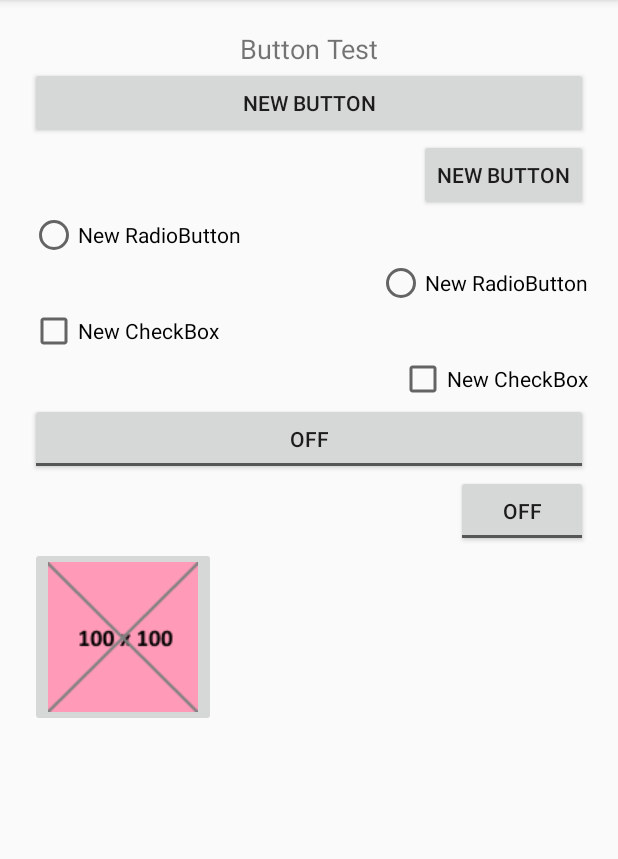
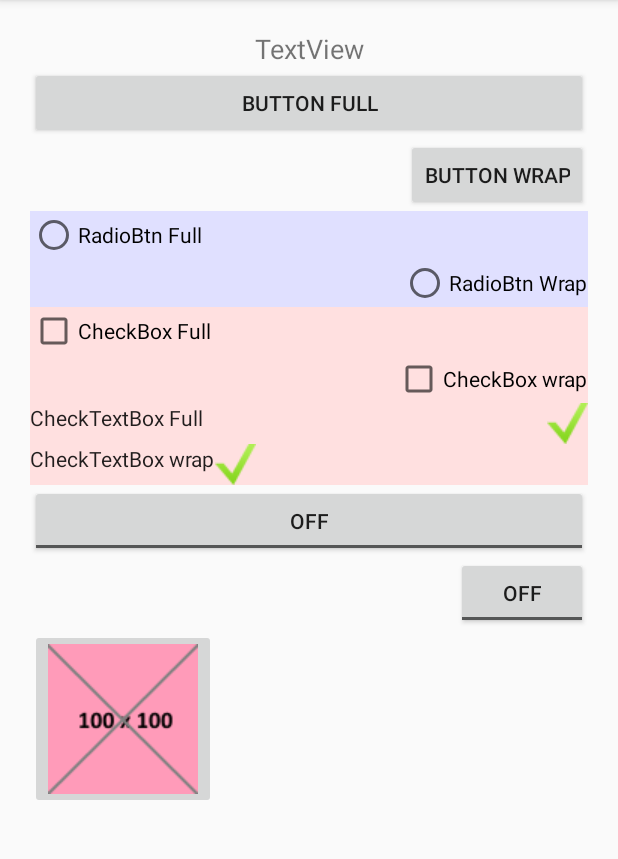
Before and after one commit to killer8000/UiComponents, an Android app: the screen it shows after launch (MainActivity), on a phone screen of 412 x 824 dp, the part 84-943 px from its top. Run offline under Robolectric (Android 15) with nearby library versions, the phone set to English and light mode, and no system bars.

Commit message:
More cleanup - added ripple and highlight to buttons

```diff
--- a/app/src/main/java/com/landenlabs/uicomponents/List1Frag.java
+++ b/app/src/main/java/com/landenlabs/uicomponents/List1Frag.java
@@ -40,8 +40,9 @@ import java.util.Arrays;
 import java.util.List;
 
 /**
- * Demonstrate rotating Two Views using  ObjectAnimators (slide look)
- * Using rotation (R) only.   See ActivityObjAnimListRT for alternate look.
+ * Demonstrate list of checkboxes (two different types).
+ * CheckBox  does not honor the single selection mode of ListView
+ * CheckedTextView honors the single selection mode of ListView
  *
  * @author Dennis Lang (LanDen Labs)
  * @see <a href="http://landenlabs.com/android/index-m.html"> author's web-site </a>
--- a/app/src/main/java/com/landenlabs/uicomponents/MainActivity.java
+++ b/app/src/main/java/com/landenlabs/uicomponents/MainActivity.java
@@ -143,7 +143,7 @@ public class MainActivity extends ActionBarActivity    {
         int id = item.getItemId();
 
         //noinspection SimplifiableIfStatement
-        if (id == R.id.action_settings) {
+        if (id == R.id.menu_settings) {
             return true;
         }
 
@@ -161,8 +161,8 @@ public class MainActivity extends ActionBarActivity    {
     static final Item[] mItems = new Item[] {
             new Item( "Assorted", R.layout.page0frag),
 
-            new Item( "List", R.layout.page_radio_list),
-            new Item( "List1", R.layout.page_list1),
+            new Item( "RadioBtn List", R.layout.page_radio_list),
+            new Item( "CkBox List", R.layout.page_list1),
             new Item( "Custom List",  R.layout.page_anim_list ),
 
             new Item( "Toggle/Switch",  R.layout.page_switches),
--- a/app/src/main/res/layout-v21/checkbox_left_demo.xml
+++ b/app/src/main/res/layout-v21/checkbox_left_demo.xml
@@ -10,7 +10,7 @@
         android:layout_height="0dp"
         android:layout_weight="1">
 
-        <LinearLayout xmlns:android="http://schemas.android.com/apk/res/android"
+        <LinearLayout
             android:layout_width="match_parent"
             android:layout_height="match_parent"
             android:orientation="vertical">
@@ -116,6 +116,7 @@
                 android:id="@+id/p2Checkbox3"
                 android:layout_width="match_parent"
                 android:layout_height="@dimen/buttonHeight"
+                android:background="@drawable/transparent_ripple"
                 android:checkMark="@null"
                 android:drawableLeft="@drawable/checkline"
                 android:checked="true"
@@ -129,6 +130,7 @@
                 android:id="@+id/p2Checkbox4"
                 android:layout_width="match_parent"
                 android:layout_height="@dimen/buttonHeight"
+                android:background="@drawable/transparent_ripple"
                 android:checkMark="@null"
                 android:drawableLeft="@drawable/checkline"
                 android:checked="true"
@@ -189,6 +191,7 @@
                 android:id="@+id/p2ImageButton1"
                 android:layout_width="match_parent"
                 android:layout_height="@dimen/buttonHeight"
+                android:background="@drawable/transparent_ripple"
                 android:clickable="true">
 
                 <ImageButton
--- a/app/src/main/res/layout-v21/checkbox_right_demo.xml
+++ b/app/src/main/res/layout-v21/checkbox_right_demo.xml
@@ -10,7 +10,7 @@
         android:layout_height="0dp"
         android:layout_weight="1">
 
-        <LinearLayout xmlns:android="http://schemas.android.com/apk/res/android"
+        <LinearLayout
             android:layout_width="match_parent"
             android:layout_height="match_parent"
             android:orientation="vertical">
@@ -116,6 +116,7 @@
                 android:id="@+id/p2Checkbox3"
                 android:layout_width="match_parent"
                 android:layout_height="@dimen/buttonHeight"
+                android:background="@drawable/transparent_ripple"
                 android:checkMark="@drawable/checkline"
                 android:checked="true"
                 android:gravity="left|center_vertical"
@@ -128,6 +129,7 @@
                 android:id="@+id/p2Checkbox4"
                 android:layout_width="match_parent"
                 android:layout_height="@dimen/buttonHeight"
+                android:background="@drawable/transparent_ripple"
                 android:checkMark="@drawable/checkline"
                 android:checked="true"
                 android:gravity="left|center_vertical"
@@ -187,6 +189,7 @@
                 android:id="@+id/p2ImageButton1"
                 android:layout_width="match_parent"
                 android:layout_height="@dimen/buttonHeight"
+                android:background="@drawable/transparent_ripple"
                 android:clickable="true">
 
                 <TextView
--- a/app/src/main/res/layout/checkbox_left_demo.xml
+++ b/app/src/main/res/layout/checkbox_left_demo.xml
@@ -10,7 +10,7 @@
         android:layout_height="0dp"
         android:layout_weight="1">
 
-        <LinearLayout xmlns:android="http://schemas.android.com/apk/res/android"
+        <LinearLayout
             android:layout_width="match_parent"
             android:layout_height="match_parent"
             android:orientation="vertical">
@@ -270,7 +270,7 @@
 
                 android:textSize="@dimen/buttonTextSize"
                 android:thumb="@drawable/checkline"
-                android:track="@null" />
+                android:track="@drawable/image_off" />
 
             <!-- android:background="@android:drawable/checkbox_on_background" -->
             <android.support.v7.widget.SwitchCompat
--- a/app/src/main/res/layout/checkbox_right_demo.xml
+++ b/app/src/main/res/layout/checkbox_right_demo.xml
@@ -10,7 +10,7 @@
         android:layout_height="0dp"
         android:layout_weight="1">
 
-        <LinearLayout xmlns:android="http://schemas.android.com/apk/res/android"
+        <LinearLayout
             android:layout_width="match_parent"
             android:layout_height="match_parent"
             android:orientation="vertical">
--- a/app/src/main/res/layout/list1.xml
+++ b/app/src/main/res/layout/list1.xml
@@ -5,10 +5,6 @@
     android:background="#804040"
     android:layout_width="match_parent"
     android:layout_height="match_parent">
-
-
-
-
 
     <TextView
         android:id="@+id/topTitle"
--- a/app/src/main/res/layout/page0frag.xml
+++ b/app/src/main/res/layout/page0frag.xml
@@ -1,77 +1,126 @@
 <?xml version="1.0" encoding="utf-8"?>
-<LinearLayout xmlns:android="http://schemas.android.com/apk/res/android"
-    android:orientation="vertical"
-    android:padding="20dp"
+<LinearLayout
+    xmlns:android="http://schemas.android.com/apk/res/android"
+    xmlns:tools="http://schemas.android.com/tools"
     android:layout_width="match_parent"
     android:layout_height="match_parent"
-    >
+    android:orientation="vertical"
+    android:padding="20dp">
+
+
+    <ScrollView
+        android:layout_width="match_parent"
+        android:layout_height="0dp"
+        android:layout_weight="1">
+
+        <LinearLayout
+            android:layout_width="match_parent"
+            android:layout_height="match_parent"
+            android:orientation="vertical">
 
             <TextView
+                android:id="@+id/p0TextView"
                 android:layout_width="match_parent"
                 android:layout_height="wrap_content"
                 android:gravity="center"
-        android:text="Button Test"
-        android:textSize="18sp"
-        android:id="@+id/textView" />
+                android:text="TextView"
+                android:textSize="18sp" />
 
             <Button
+                android:id="@+id/p0Button1"
                 style="?android:attr/buttonStyleSmall"
                 android:layout_width="match_parent"
                 android:layout_height="wrap_content"
-        android:text="New Button"
-        android:id="@+id/button" />
+                android:text="Button Full" />
 
             <Button
+                android:id="@+id/p0Button2"
                 style="?android:attr/buttonStyleSmall"
                 android:layout_width="wrap_content"
                 android:layout_height="wrap_content"
-        android:text="New Button"
-        android:id="@+id/button2"
-        android:layout_gravity="right" />
+                android:layout_gravity="right"
+                android:text="Button Wrap" />
+
+            <RadioGroup
+                android:background="#e0e0ff"
+                android:layout_width="match_parent"
+                android:layout_height="wrap_content">
 
                 <RadioButton
+                    android:id="@+id/p0RadioButton1"
                     android:layout_width="match_parent"
                     android:layout_height="wrap_content"
-        android:text="New RadioButton"
-        android:id="@+id/radioButton" />
+                    android:text="RadioBtn Full" />
 
                 <RadioButton
+                    android:id="@+id/p0RadioButton2"
                     android:layout_width="wrap_content"
                     android:layout_height="wrap_content"
-        android:text="New RadioButton"
-        android:id="@+id/radioButton9"
-        android:layout_gravity="right" />
+                    android:layout_gravity="right"
+                    android:text="RadioBtn Wrap" />
+            </RadioGroup>
+
+            <GridLayout
+                android:id="@+id/p0GridLayout1"
+                android:background="#ffe0e0"
+                android:orientation="vertical"
+                android:layout_width="match_parent"
+                android:layout_height="wrap_content">
 
                 <CheckBox
+                    android:id="@+id/p0CheckBox"
                     android:layout_width="fill_parent"
                     android:layout_height="wrap_content"
-        android:text="New CheckBox"
-        android:id="@+id/checkBox" />
+                    android:text="CheckBox Full" />
 
                 <CheckBox
+                    android:id="@+id/p0CheckBox2"
                     android:layout_width="wrap_content"
                     android:layout_height="wrap_content"
-        android:text="New CheckBox"
-        android:id="@+id/checkBox2"
-        android:layout_gravity="right" />
+                    android:layout_gravity="right"
+                    android:text="CheckBox wrap" />
+
+                <CheckedTextView
+                    android:id="@+id/p0CheckedTextView1"
+                    android:layout_width="fill_parent"
+                    android:layout_height="wrap_content"
+                    tools:checked="true"
+                    android:checkMark="@drawable/checkline"
+                    android:text="CheckTextBox Full"
+                    android:checked="true"
+                    android:clickable="true" />
+
+                <CheckedTextView
+                    android:id="@+id/p0CheckedTextView2"
+                    android:layout_width="wrap_content"
+                    android:layout_height="wrap_content"
+                    tools:checked="true"
+                    android:checkMark="@drawable/checkline"
+                    android:text="CheckTextBox wrap"
+                    android:checked="true"
+                    android:clickable="true" />
+            </GridLayout>
 
             <ToggleButton
+                android:id="@+id/o0ToggleButton1"
                 android:layout_width="fill_parent"
                 android:layout_height="wrap_content"
-        android:text="New ToggleButton"
-        android:id="@+id/toggleButton" />
+                android:text="New ToggleButton" />
 
             <ToggleButton
+                android:id="@+id/p0ToggleButton2"
                 android:layout_width="wrap_content"
                 android:layout_height="wrap_content"
-        android:text="New ToggleButton"
-        android:id="@+id/toggleButton2"
-        android:layout_gravity="right" />
+                android:layout_gravity="right"
+                android:text="New ToggleButton" />
 
             <ImageButton
+                android:id="@+id/p0ImageButton1"
                 android:layout_width="wrap_content"
                 android:layout_height="wrap_content"
-        android:id="@+id/imageButton"
                 android:src="@drawable/image100" />
 
         </LinearLayout>
+    </ScrollView>
+
+</LinearLayout>
--- a/app/src/main/res/menu/menu_main.xml
+++ b/app/src/main/res/menu/menu_main.xml
@@ -1,6 +1,21 @@
 <menu xmlns:android="http://schemas.android.com/apk/res/android"
     xmlns:app="http://schemas.android.com/apk/res-auto"
-    xmlns:tools="http://schemas.android.com/tools" tools:context=".MainActivity">
-    <item android:id="@+id/action_settings" android:title="@string/action_settings"
-        android:orderInCategory="100" app:showAsAction="never" />
+    xmlns:tools="http://schemas.android.com/tools"
+    tools:context=".MainActivity">
+
+    <item android:id="@+id/menu_settings"
+        android:title="@string/menu_settings"
+        android:orderInCategory="100"
+        app:showAsAction="never" />
+
+    <item android:id="@+id/menu_about"
+        android:title="@string/menu_about"
+        android:orderInCategory="100"
+        app:showAsAction="never" />
+
+    <item android:id="@+id/menu_web"
+        android:title="@string/menu_web"
+        android:orderInCategory="100"
+        app:showAsAction="never" />
+
 </menu>
--- a/app/src/main/res/values/strings.xml
+++ b/app/src/main/res/values/strings.xml
@@ -5,5 +5,7 @@
     <string name="page2Title">Page2</string>
     <string name="page3Title">Page3</string>
 
-    <string name="action_settings">Settings</string>
+    <string name="menu_settings">Ui Components v1.0</string>
+    <string name="menu_about">Dennis Lang</string>
+    <string name="menu_web">www.landenlabs.com</string>
 </resources>
```
Also changed, not shown: app/src/main/res/drawable-v21/transparent_ripple.xml (+3 -10 lines), app/src/main/res/layout/page_radio_list.xml (+24 -11 lines). Lines whose indentation alone changed are shown as unchanged.
